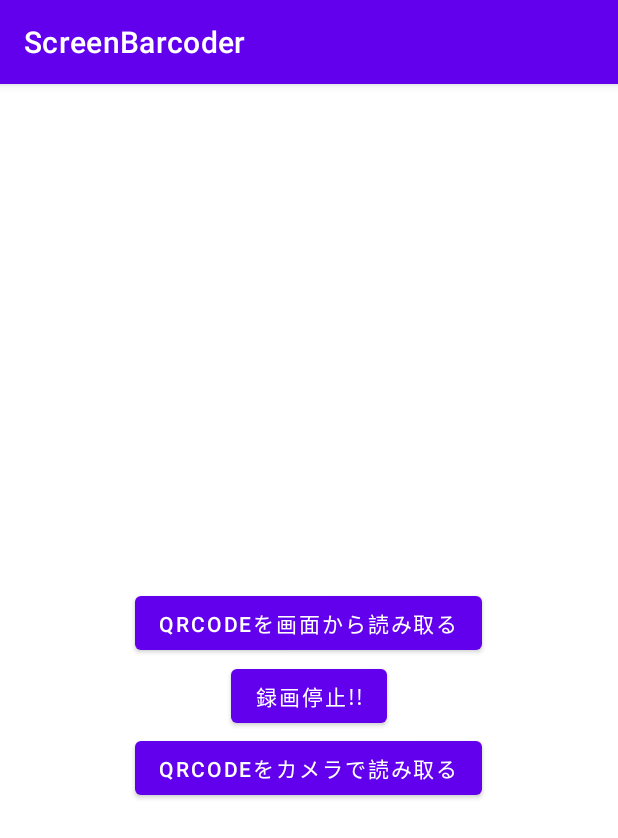
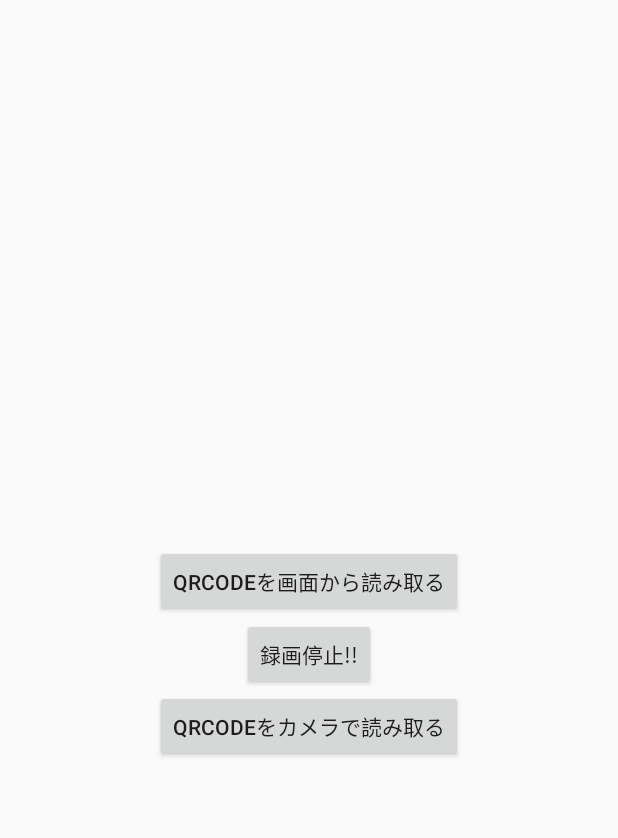
Before and after one commit to TakuKobayashi/ScreenBarcoder, an Android app: the screen it shows after launch (MainActivity), on a phone screen of 412 x 824 dp. Shown: the top 838 px of the screen. Run offline under Robolectric (Android 15) with nearby library versions, the phone set to English and light mode, and no system bars; 1 statement that could not run was skipped.

Commit message:
FullScreen

```diff
--- a/app/src/main/AndroidManifest.xml
+++ b/app/src/main/AndroidManifest.xml
@@ -19,7 +19,7 @@
         android:label="@string/app_name"
         android:roundIcon="@mipmap/ic_launcher_round"
         android:supportsRtl="true"
-        android:theme="@style/Theme.ScreenBarcoder"
+        android:theme="@style/Theme.AppCompat.Light.NoActionBar.FullScreen"
         tools:targetApi="31"
         android:banner="@drawable/app_icon_your_company">
 
--- a/app/src/main/res/values-night/themes.xml
+++ b/app/src/main/res/values-night/themes.xml
@@ -1,6 +1,6 @@
 <resources xmlns:tools="http://schemas.android.com/tools">
     <!-- Base application theme. -->
-    <style name="Theme.ScreenBarcoder" parent="Theme.MaterialComponents.DayNight.DarkActionBar">
+    <style name="Theme.AppCompat.DayNight.NoActionBar.FullScreen" parent="@style/Theme.AppCompat.DayNight">
         <!-- Primary brand color. -->
         <item name="colorPrimary">@color/purple_200</item>
         <item name="colorPrimaryVariant">@color/purple_700</item>
@@ -11,6 +11,10 @@
         <item name="colorOnSecondary">@color/black</item>
         <!-- Status bar color. -->
         <item name="android:statusBarColor" tools:targetApi="l">?attr/colorPrimaryVariant</item>
+        <item name="windowNoTitle">true</item>
+        <item name="windowActionBar">false</item>
+        <item name="android:windowFullscreen">true</item>
+        <item name="android:windowContentOverlay">@null</item>
         <!-- Customize your theme here. -->
     </style>
 </resources>
--- a/app/src/main/res/values/themes.xml
+++ b/app/src/main/res/values/themes.xml
@@ -1,6 +1,6 @@
 <resources xmlns:tools="http://schemas.android.com/tools">
     <!-- Base application theme. -->
-    <style name="Theme.ScreenBarcoder" parent="Theme.MaterialComponents.DayNight.DarkActionBar">
+    <style name="Theme.AppCompat.Light.NoActionBar.FullScreen" parent="@style/Theme.AppCompat.Light">
         <!-- Primary brand color. -->
         <item name="colorPrimary">@color/purple_500</item>
         <item name="colorPrimaryVariant">@color/purple_700</item>
@@ -11,6 +11,10 @@
         <item name="colorOnSecondary">@color/black</item>
         <!-- Status bar color. -->
         <item name="android:statusBarColor" tools:targetApi="l">?attr/colorPrimaryVariant</item>
+        <item name="windowNoTitle">true</item>
+        <item name="windowActionBar">false</item>
+        <item name="android:windowFullscreen">true</item>
+        <item name="android:windowContentOverlay">@null</item>
         <!-- Customize your theme here. -->
     </style>
 </resources>
```
